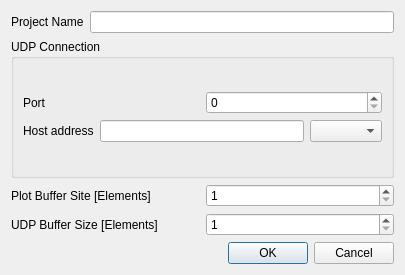
potolog/UDPLogger, file settingsdialog.ui: the form before one commit.
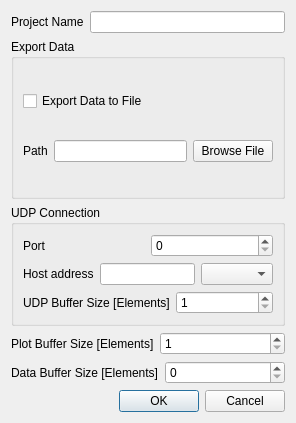
The form after the commit.

Commit message: - renamed changeGraph to changeGraph Dialog - reordered menu points - moved class Plot to own .cpp and .h - added new settings to settingsdialog - import signals Dialog - export UDP Data

The edit to the form file:
```diff
--- a/settingsdialog.ui
+++ b/settingsdialog.ui
@@ -6,14 +6,14 @@
    <rect>
     <x>0</x>
     <y>0</y>
-    <width>405</width>
-    <height>275</height>
+    <width>296</width>
+    <height>423</height>
    </rect>
   </property>
   <property name="windowTitle">
    <string>Dialog</string>
   </property>
-  <layout class="QVBoxLayout" name="verticalLayout_5">
+  <layout class="QVBoxLayout" name="verticalLayout_6">
    <item>
     <layout class="QHBoxLayout" name="horizontalLayout_5">
      <item>
@@ -28,6 +28,43 @@
      </item>
     </layout>
    </item>
+   <item>
+    <widget class="QGroupBox" name="groupBox_2">
+     <property name="title">
+      <string>Export Data</string>
+     </property>
+     <layout class="QVBoxLayout" name="verticalLayout_5">
+      <item>
+       <widget class="QCheckBox" name="checkbox_export_data">
+        <property name="text">
+         <string>Export Data to File</string>
+        </property>
+       </widget>
+      </item>
+      <item>
+       <layout class="QHBoxLayout" name="horizontalLayout_7">
+        <item>
+         <widget class="QLabel" name="label_7">
+          <property name="text">
+           <string>Path</string>
+          </property>
+         </widget>
+        </item>
+        <item>
+         <widget class="QLineEdit" name="txt_export_path"/>
+        </item>
+        <item>
+         <widget class="QPushButton" name="btn_browse_export_file">
+          <property name="text">
+           <string>Browse File</string>
+          </property>
+         </widget>
+        </item>
+       </layout>
+      </item>
+     </layout>
+    </widget>
+   </item>
    <item>
     <layout class="QVBoxLayout" name="verticalLayout_4">
      <item>
@@ -78,6 +115,27 @@
           </item>
          </layout>
         </item>
+        <item>
+         <layout class="QHBoxLayout" name="horizontalLayout_4">
+          <item>
+           <widget class="QLabel" name="label_2">
+            <property name="text">
+             <string>UDP Buffer Size [Elements]</string>
+            </property>
+           </widget>
+          </item>
+          <item>
+           <widget class="QDoubleSpinBox" name="spinbox_udp_buffer">
+            <property name="decimals">
+             <number>0</number>
+            </property>
+            <property name="minimum">
+             <double>1.000000000000000</double>
+            </property>
+           </widget>
+          </item>
+         </layout>
+        </item>
        </layout>
       </widget>
      </item>
@@ -88,7 +146,7 @@
          <item>
           <widget class="QLabel" name="label">
            <property name="text">
-            <string>Plot Buffer Site [Elements]</string>
+            <string>Plot Buffer Size [Elements]</string>
            </property>
           </widget>
          </item>
@@ -104,26 +162,23 @@
          </item>
         </layout>
        </item>
+      </layout>
+     </item>
+     <item>
+      <layout class="QHBoxLayout" name="horizontalLayout_6">
        <item>
-        <layout class="QHBoxLayout" name="horizontalLayout_4">
-         <item>
-          <widget class="QLabel" name="label_2">
-           <property name="text">
-            <string>UDP Buffer Size [Elements]</string>
-           </property>
-          </widget>
-         </item>
-         <item>
-          <widget class="QDoubleSpinBox" name="spinbox_udp_buffer">
-           <property name="decimals">
-            <number>0</number>
-           </property>
-           <property name="minimum">
-            <double>1.000000000000000</double>
-           </property>
-          </widget>
-         </item>
-        </layout>
+        <widget class="QLabel" name="label_6">
+         <property name="text">
+          <string>Data Buffer Size [Elements]</string>
+         </property>
+        </widget>
+       </item>
+       <item>
+        <widget class="QDoubleSpinBox" name="spinbox_data_buffersize">
+         <property name="decimals">
+          <number>0</number>
+         </property>
+        </widget>
        </item>
       </layout>
      </item>
```
The commit also changes 16 other files.
